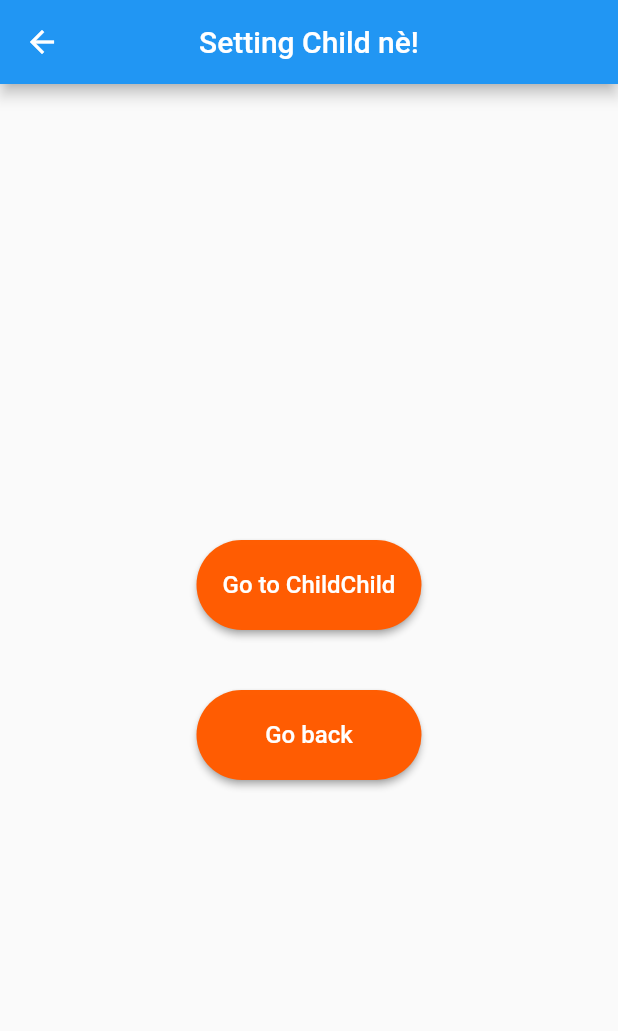
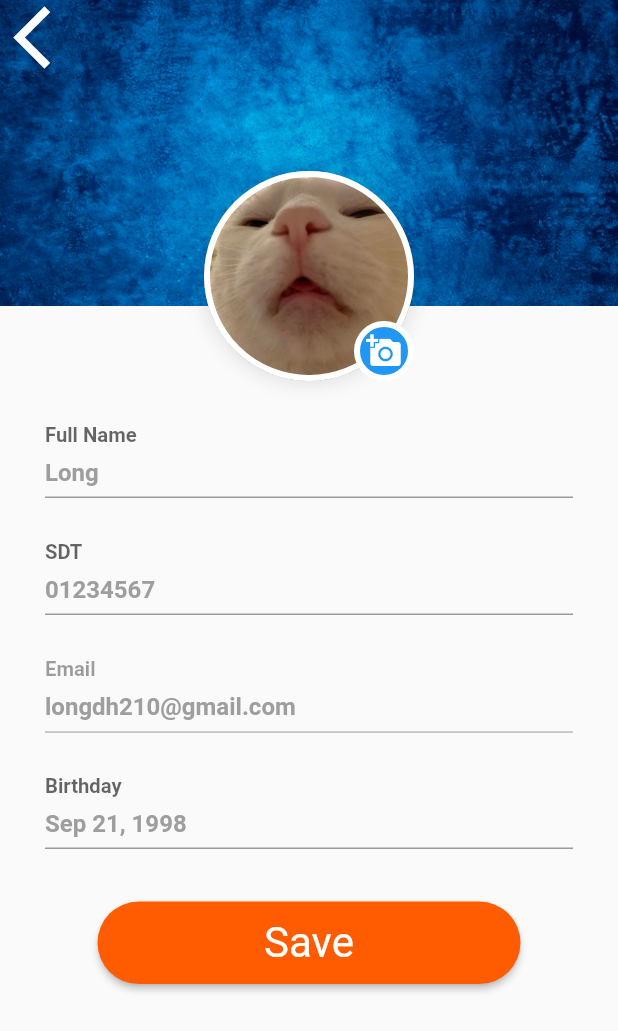
Before and after one commit to BuiThienNhan-nb/flutter-app, a Flutter app: the SettingScreen screen opened directly, after a tap on "Go to Child Screen", on a phone screen of 412 x 824 dp. Shown: the top 1031 px of the screen. Run offline on Flutter 3.47's test engine with Material 2 defaults, Android fonts, the phone set to English and light mode, and no system bars; our stand-ins replace cached_network_image, cloud_firestore, curved_navigation_bar, email_validator, firebase_auth, firebase_core and 8 more; accounts and stored records are empty; project files that could hold a hidden picture were left out.

Commit message:
add edit profile screen

```diff
--- /dev/null
+++ b/lib/screens/setting/editProfile/edit_profile.dart
@@ -0,0 +1,317 @@
+import 'package:cloud_firestore/cloud_firestore.dart';
+import 'package:flutter/material.dart';
+import 'package:flutter_app/services/usersRepo.dart';
+import 'package:intl/intl.dart';
+
+class EditProfile extends StatefulWidget {
+  @override
+  _EditProfileState createState() => _EditProfileState();
+}
+
+class _EditProfileState extends State<EditProfile> {
+  DateTime _selectedDate = DateTime.now();
+  TextEditingController _textEditingController = TextEditingController();
+  bool isObscurePassword = true;
+  bool isLoading = false;
+  var txtName = TextEditingController();
+  var txtPhoneNumber = TextEditingController();
+  var txtEmail = TextEditingController();
+  @override
+  void initState() {
+    super.initState();
+    txtName.text = '${UserRepo.customer.name}';
+    txtPhoneNumber.text = '${UserRepo.customer.phoneNumber}';
+    txtEmail.text = '${UserRepo.customer.email}';
+  }
+
+  Future<void> updateInfor() async {
+    if (txtName.text != UserRepo.customer.name) {
+      UserRepo.customer.name = txtName.text;
+      await FirebaseFirestore.instance
+          .doc('users/${UserRepo.customer.uid}')
+          .update(UserRepo.customer.toMap());
+    }
+    if (txtPhoneNumber.text != UserRepo.customer.phoneNumber) {
+      UserRepo.customer.phoneNumber = txtPhoneNumber.text;
+      await FirebaseFirestore.instance
+          .doc('users/${UserRepo.customer.uid}')
+          .update(UserRepo.customer.toMap());
+    }
+    if (txtEmail.text != UserRepo.customer.email) {
+      UserRepo.customer.email = txtEmail.text;
+      await FirebaseFirestore.instance
+          .doc('users/${UserRepo.customer.uid}')
+          .update(UserRepo.customer.toMap());
+    }
+  }
+
+  @override
+  Widget build(BuildContext context) {
+    return SafeArea(
+      child: Scaffold(
+        body: Container(
+          child: GestureDetector(
+            onTap: () {
+              FocusScope.of(context).unfocus();
+            },
+            child: ListView(
+              children: [
+                Stack(
+                  overflow: Overflow.visible,
+                  alignment: Alignment.center,
+                  children: [
+                    Image.asset(
+                      'assets/background.png',
+                      fit: BoxFit.cover,
+                    ),
+                    Positioned(
+                      bottom: -50.0,
+                      child: Stack(
+                        children: [
+                          InkWell(
+                            onTap: () {
+                              print('object');
+                              showModalBottomSheet(
+                                context: context,
+                                builder: ((builder) => bottomSheet()),
+                              );
+                            },
+                            child: Container(
+                              width: 140,
+                              height: 140,
+                              decoration: BoxDecoration(
+                                border: Border.all(
+                                  width: 4,
+                                  color: Colors.white,
+                                ),
+                                boxShadow: [
+                                  BoxShadow(
+                                    spreadRadius: 2,
+                                    blurRadius: 10,
+                                    color: Colors.black.withOpacity(0.1),
+                                  )
+                                ],
+                                shape: BoxShape.circle,
+                                image: DecorationImage(
+                                  fit: BoxFit.cover,
+                                  image: AssetImage('assets/avt.jpg'),
+                                ),
+                              ),
+                            ),
+                          ),
+                          Positioned(
+                            bottom: 0,
+                            right: 0,
+                            child: Container(
+                              height: 40,
+                              width: 40,
+                              decoration: BoxDecoration(
+                                shape: BoxShape.circle,
+                                border: Border.all(
+                                  width: 4,
+                                  color: Colors.white,
+                                ),
+                                color: Colors.blue,
+                              ),
+                              child: InkWell(
+                                onTap: () {
+                                  print('object');
+                                  showModalBottomSheet(
+                                    context: context,
+                                    builder: ((builder) => bottomSheet()),
+                                  );
+                                },
+                                child: Icon(
+                                  Icons.add_a_photo,
+                                  color: Colors.white,
+                                ),
+                              ),
+                            ),
+                          ),
+                        ],
+                      ),
+                    ),
+                    Positioned(
+                      top: 0,
+                      left: -10,
+                      child: FlatButton(
+                        onPressed: () {
+                          Navigator.pop(context);
+                        },
+                        child: Icon(
+                          Icons.arrow_back_ios,
+                          size: 50.0,
+                          color: Colors.white,
+                        ),
+                      ),
+                    ),
+                  ],
+                ),
+                Container(
+                  padding:
+                      EdgeInsets.only(top: 80, left: 30, right: 30, bottom: 30),
+                  child: Column(
+                    children: [
+                      buildTextField("Full Name", "Long", false, txtName, true),
+                      buildTextField(
+                          "SDT", "01234567", false, txtPhoneNumber, true),
+                      buildTextField("Email", "longdh210@gmail.com", false,
+                          txtEmail, false),
+                      TextField(
+                        focusNode: AlwaysDisabledFocusNode(),
+                        controller: _textEditingController,
+                        style: TextStyle(
+                            color: Colors.black,
+                            fontWeight: FontWeight.bold,
+                            fontSize: 18),
+                        onTap: () {
+                          _selectDate(context);
+                        },
+                        decoration: InputDecoration(
+                          contentPadding: EdgeInsets.only(bottom: 5),
+                          labelText: 'Birthday',
+                          floatingLabelBehavior: FloatingLabelBehavior.always,
+                          hintText: 'Sep 21, 1998',
+                          hintStyle: TextStyle(
+                            fontSize: 16,
+                            fontWeight: FontWeight.bold,
+                            color: Colors.grey,
+                          ),
+                        ),
+                      ),
+                      Container(
+                        alignment: Alignment.center,
+                        padding: EdgeInsets.all(35),
+                        child: ElevatedButton(
+                          child: isLoading
+                              ? CircularProgressIndicator(
+                                  color: Colors.white,
+                                )
+                              : Text('Save'),
+                          onPressed: () async {
+                            if (isLoading) return;
+                            setState(() {
+                              isLoading = true;
+                            });
+                            await updateInfor();
+                            setState(() {
+                              isLoading = false;
+                            });
+                          },
+                          style: ElevatedButton.styleFrom(
+                            textStyle: TextStyle(fontSize: 28),
+                            minimumSize: Size.fromHeight(55),
+                            shape: StadiumBorder(),
+                          ),
+                        ),
+                      )
+                    ],
+                  ),
+                ),
+              ],
+            ),
+          ),
+        ),
+      ),
+    );
+  }
+
+  _selectDate(BuildContext context) async {
+    DateTime? newSelectedDate = await showDatePicker(
+      context: context,
+      initialDate: _selectedDate != null ? _selectedDate : DateTime.now(),
+      firstDate: DateTime(2000),
+      lastDate: DateTime(2040),
+    );
+
+    if (newSelectedDate != null) {
+      _selectedDate = newSelectedDate;
+      _textEditingController
+        ..text = DateFormat.yMMMd().format(_selectedDate)
+        ..selection = TextSelection.fromPosition(TextPosition(
+            offset: _textEditingController.text.length,
+            affinity: TextAffinity.upstream));
+    }
+  }
+
+  Widget bottomSheet() {
+    return Container(
+      height: 100.0,
+      width: MediaQuery.of(context).size.width,
+      margin: EdgeInsets.symmetric(
+        horizontal: 20,
+        vertical: 20,
+      ),
+      child: Column(
+        children: [
+          Text(
+            'Choose Profile photo',
+            style: TextStyle(
+              fontSize: 20.0,
+            ),
+          ),
+          SizedBox(
+            height: 20,
+          ),
+          Row(
+            children: [
+              FlatButton.icon(
+                onPressed: () {},
+                icon: Icon(Icons.camera),
+                label: Text('Camera'),
+              ),
+              FlatButton.icon(
+                onPressed: () {},
+                icon: Icon(Icons.image),
+                label: Text('Gallery'),
+              )
+            ],
+          )
+        ],
+      ),
+    );
+  }
+
+  Widget buildTextField(
+      String labelText,
+      String placeholder,
+      bool isPasswordTextField,
+      TextEditingController controller,
+      bool turnOnOff) {
+    return Padding(
+      padding: EdgeInsets.only(bottom: 30),
+      child: TextField(
+        style: TextStyle(
+            color: Colors.black, fontWeight: FontWeight.bold, fontSize: 18),
+        obscureText: isPasswordTextField ? isObscurePassword : false,
+        decoration: InputDecoration(
+          suffixIcon: isPasswordTextField
+              ? IconButton(
+                  onPressed: () {},
+                  icon: Icon(
+                    Icons.remove_red_eye,
+                    color: Colors.grey,
+                  ),
+                )
+              : null,
+          contentPadding: EdgeInsets.only(bottom: 5),
+          labelText: labelText,
+          floatingLabelBehavior: FloatingLabelBehavior.always,
+          hintText: placeholder,
+          hintStyle: TextStyle(
+            fontSize: 16,
+            fontWeight: FontWeight.bold,
+            color: Colors.grey,
+          ),
+        ),
+        controller: controller,
+        enabled: turnOnOff,
+      ),
+    );
+  }
+}
+
+class AlwaysDisabledFocusNode extends FocusNode {
+  @override
+  bool get hasFocus => false;
+}
--- a/lib/screens/setting/setting.dart
+++ b/lib/screens/setting/setting.dart
@@ -1,5 +1,6 @@
 import 'package:flutter/material.dart';
 import 'package:flutter_app/const_values/controller.dart';
+import 'package:flutter_app/screens/setting/editProfile/edit_profile.dart';
 import 'package:flutter_app/screens/setting/settingChild.dart';
 import 'package:flutter_app/services/authentication.dart';
 import 'package:flutter_app/utils/button_widget.dart';
@@ -36,13 +37,8 @@ class _SettingScreenState extends State<SettingScreen> {
             child: ButtonWidget(
                 text: 'Go to Child Screen',
                 onClicked: () {
-                  pageDisplayController.add();
-                  pushNewScreen(
-                    context,
-                    screen: SettingChildScreen(),
-                    withNavBar: true,
-                    pageTransitionAnimation: PageTransitionAnimation.cupertino,
-                  );
+                  Get.to(() => EditProfile(),
+                      transition: Transition.leftToRight);
                 }),
           ),
         ),
```
Also changed, not shown: assets/avt.jpg (added), assets/background.png (added).
